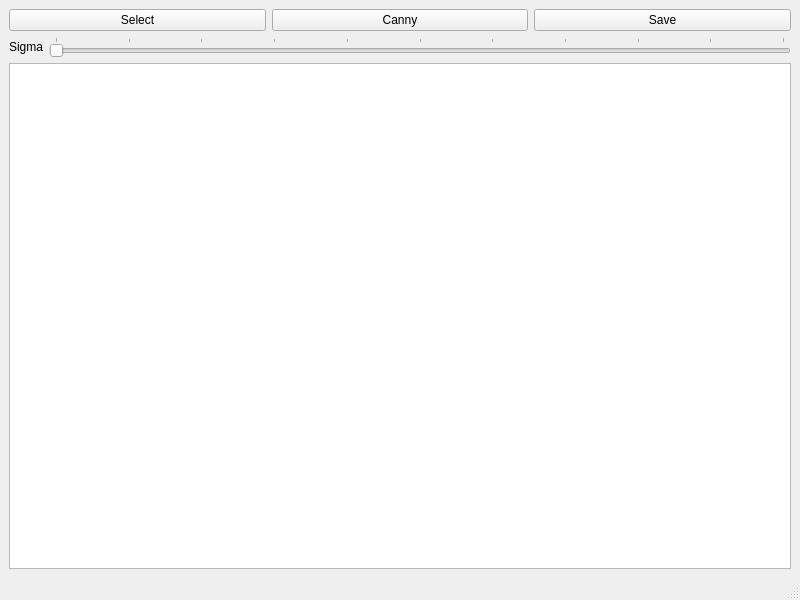
Before: the Qt Designer form sw/CannyEdgeDetector/mainwindow.ui in aktasme/workspace, drawn with Qt 5.
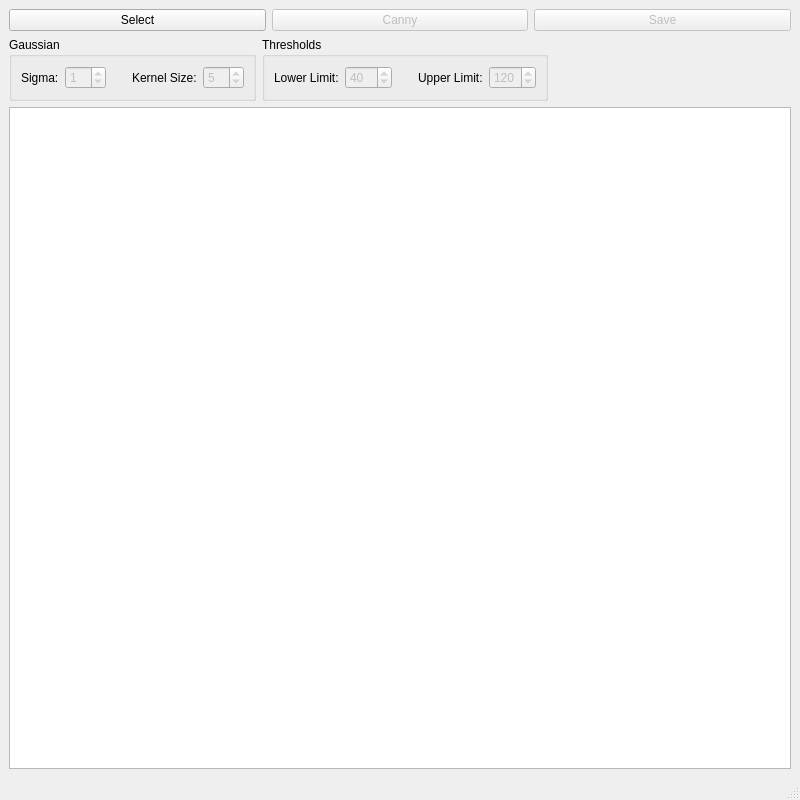
After: the same form once the commit is applied.

```diff
--- a/sw/CannyEdgeDetector/mainwindow.ui
+++ b/sw/CannyEdgeDetector/mainwindow.ui
@@ -7,7 +7,7 @@
     <x>0</x>
     <y>0</y>
     <width>800</width>
-    <height>600</height>
+    <height>800</height>
    </rect>
   </property>
   <property name="windowTitle">
@@ -26,6 +26,9 @@
       </item>
       <item>
        <widget class="QPushButton" name="pushButtonCanny">
+        <property name="enabled">
+         <bool>false</bool>
+        </property>
         <property name="text">
          <string>Canny</string>
         </property>
@@ -33,6 +36,9 @@
       </item>
       <item>
        <widget class="QPushButton" name="pushButtonSave">
+        <property name="enabled">
+         <bool>false</bool>
+        </property>
         <property name="text">
          <string>Save</string>
         </property>
@@ -41,29 +47,186 @@
      </layout>
     </item>
     <item>
-     <layout class="QHBoxLayout" name="horizontalLayout_2">
+     <layout class="QHBoxLayout" name="horizontalLayout_10">
       <item>
-       <widget class="QLabel" name="lableSigma">
-        <property name="text">
-         <string>Sigma</string>
+       <widget class="QGroupBox" name="groupBox">
+        <property name="title">
+         <string>Gaussian</string>
         </property>
+        <layout class="QHBoxLayout" name="horizontalLayout_5">
+         <item>
+          <layout class="QHBoxLayout" name="horizontalLayout_4">
+           <item>
+            <layout class="QHBoxLayout" name="horizontalLayout_2">
+             <item>
+              <widget class="QLabel" name="lableSigma">
+               <property name="text">
+                <string>Sigma:</string>
+               </property>
+              </widget>
+             </item>
+             <item>
+              <widget class="QSpinBox" name="spinBoxSigma">
+               <property name="enabled">
+                <bool>false</bool>
+               </property>
+               <property name="maximum">
+                <number>10</number>
+               </property>
+               <property name="singleStep">
+                <number>1</number>
+               </property>
+               <property name="value">
+                <number>1</number>
+               </property>
+              </widget>
+             </item>
+            </layout>
+           </item>
+           <item>
+            <spacer name="horizontalSpacer_4">
+             <property name="orientation">
+              <enum>Qt::Horizontal</enum>
+             </property>
+             <property name="sizeType">
+              <enum>QSizePolicy::Fixed</enum>
+             </property>
+             <property name="sizeHint" stdset="0">
+              <size>
+               <width>20</width>
+               <height>20</height>
+              </size>
+             </property>
+            </spacer>
+           </item>
+           <item>
+            <layout class="QHBoxLayout" name="horizontalLayout_3">
+             <item>
+              <widget class="QLabel" name="lableKernelSize">
+               <property name="text">
+                <string>Kernel Size:</string>
+               </property>
+              </widget>
+             </item>
+             <item>
+              <widget class="QSpinBox" name="spinBoxKernelSize">
+               <property name="enabled">
+                <bool>false</bool>
+               </property>
+               <property name="minimum">
+                <number>3</number>
+               </property>
+               <property name="maximum">
+                <number>21</number>
+               </property>
+               <property name="singleStep">
+                <number>2</number>
+               </property>
+               <property name="value">
+                <number>5</number>
+               </property>
+              </widget>
+             </item>
+            </layout>
+           </item>
+          </layout>
+         </item>
+        </layout>
        </widget>
       </item>
       <item>
-       <widget class="QSlider" name="horizontalSliderSigma">
-        <property name="maximum">
-         <number>10</number>
+       <widget class="QGroupBox" name="groupBox_2">
+        <property name="title">
+         <string>Thresholds</string>
         </property>
+        <layout class="QHBoxLayout" name="horizontalLayout_9">
+         <item>
+          <layout class="QHBoxLayout" name="horizontalLayout_8">
+           <item>
+            <layout class="QHBoxLayout" name="horizontalLayout_6">
+             <item>
+              <widget class="QLabel" name="labelThresholdLow">
+               <property name="text">
+                <string>Lower Limit:</string>
+               </property>
+              </widget>
+             </item>
+             <item>
+              <widget class="QSpinBox" name="spinBoxThresholdLow">
+               <property name="enabled">
+                <bool>false</bool>
+               </property>
+               <property name="maximum">
+                <number>255</number>
+               </property>
+               <property name="value">
+                <number>40</number>
+               </property>
+              </widget>
+             </item>
+            </layout>
+           </item>
+           <item>
+            <spacer name="horizontalSpacer">
+             <property name="orientation">
+              <enum>Qt::Horizontal</enum>
+             </property>
+             <property name="sizeType">
+              <enum>QSizePolicy::Fixed</enum>
+             </property>
+             <property name="sizeHint" stdset="0">
+              <size>
+               <width>20</width>
+               <height>20</height>
+              </size>
+             </property>
+            </spacer>
+           </item>
+           <item>
+            <layout class="QHBoxLayout" name="horizontalLayout_7">
+             <item>
+              <widget class="QLabel" name="labelThresholdHigh">
+               <property name="text">
+                <string>Upper Limit:</string>
+               </property>
+              </widget>
+             </item>
+             <item>
+              <widget class="QSpinBox" name="spinBoxThresholdHigh">
+               <property name="enabled">
+                <bool>false</bool>
+               </property>
+               <property name="maximum">
+                <number>255</number>
+               </property>
+               <property name="value">
+                <number>120</number>
+               </property>
+              </widget>
+             </item>
+            </layout>
+           </item>
+          </layout>
+         </item>
+        </layout>
+        <zorder>labelThresholdLow</zorder>
+        <zorder></zorder>
+        <zorder>horizontalSpacer</zorder>
+        <zorder></zorder>
+       </widget>
+      </item>
+      <item>
+       <spacer name="horizontalSpacer_2">
         <property name="orientation">
          <enum>Qt::Horizontal</enum>
         </property>
-        <property name="tickPosition">
-         <enum>QSlider::TicksAbove</enum>
+        <property name="sizeHint" stdset="0">
+         <size>
+          <width>40</width>
+          <height>20</height>
+         </size>
         </property>
-        <property name="tickInterval">
-         <number>0</number>
-        </property>
-       </widget>
+       </spacer>
       </item>
      </layout>
     </item>
```
Left out of the diff: 2 changed lines with no effect on the pictures.
